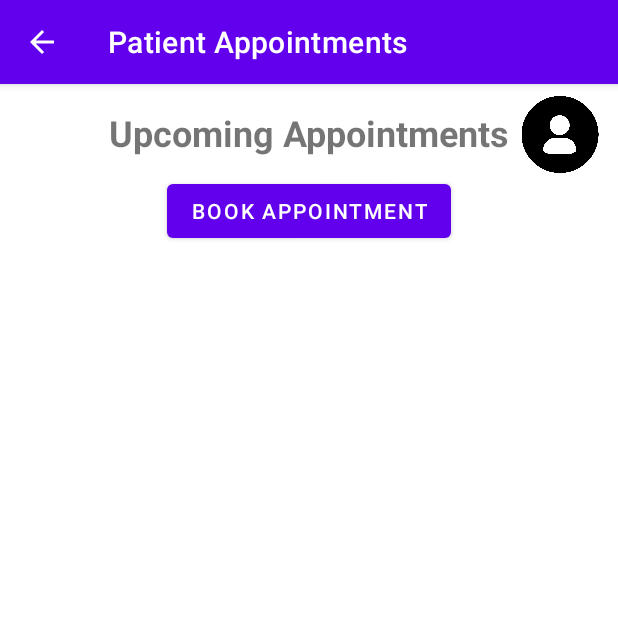
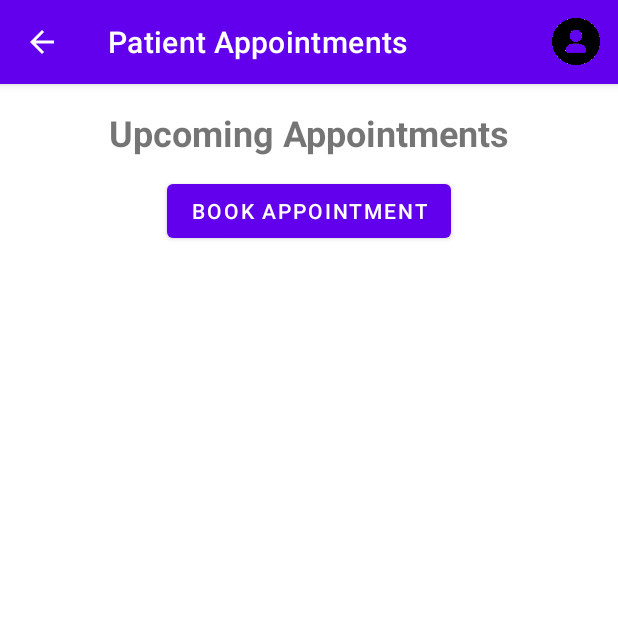
Before and after one commit to henryinqz/Medica, an Android app: the PatientAppointmentsViewActivity screen opened directly, with no data from a screen before it, on a phone screen of 412 x 824 dp, the top half of it. Run offline under Robolectric (Android 15) with nearby library versions, the phone set to English and light mode, and no system bars; our stand-ins replace Firebase (no records; nobody signed in at launch, a user with empty details on screens opened directly).

Commit message:
Added patient profile icon at top right of bar.

```diff
--- a/app/src/main/AndroidManifest.xml
+++ b/app/src/main/AndroidManifest.xml
@@ -11,7 +11,7 @@
         android:theme="@style/Theme.MedicalClinicSchedulingApp">
         <activity
             android:name=".Activities.PatientProfileViewActivity"
-            android:exported="true" />
+            android:parentActivityName=".Activities.PatientProfileViewActivity" />
         <activity
             android:name=".Activities.DoctorViewAvailableTimeSlotsActivity"
             android:exported="true"
--- a/app/src/main/java/com/example/medical_clinic_scheduling_app/Activities/PatientAppointmentsViewActivity.java
+++ b/app/src/main/java/com/example/medical_clinic_scheduling_app/Activities/PatientAppointmentsViewActivity.java
@@ -7,6 +7,9 @@ import androidx.appcompat.app.AppCompatActivity;
 import android.content.Intent;
 import android.os.Build;
 import android.os.Bundle;
+import android.view.Menu;
+import android.view.MenuInflater;
+import android.view.MenuItem;
 import android.view.View;
 import android.widget.ArrayAdapter;
 import android.widget.ListView;
@@ -91,8 +94,20 @@ public class PatientAppointmentsViewActivity extends AppCompatActivity {
         Intent intent = new Intent(this, BookYourAppointmentMainActivity.class);
         startActivity(intent);
     }
-    public void onProfileBtnClicked (View view){
-        Intent intent = new Intent(this, PatientProfileViewActivity.class);
-        startActivity(intent);
+
+    @Override
+    public boolean onCreateOptionsMenu(Menu menu){
+        MenuInflater inflater = getMenuInflater();
+        inflater.inflate(R.menu.profile_menu, menu);
+        return true;
+    }
+    @Override
+    public boolean onOptionsItemSelected(@NonNull MenuItem item) {
+        switch (item.getItemId()){
+            case R.id.profile_icon:
+                startActivity(new Intent(getApplicationContext(), PatientProfileViewActivity.class));
+                return true;
+        }
+        return super.onOptionsItemSelected(item);
     }
 }
--- a/app/src/main/java/com/example/medical_clinic_scheduling_app/Activities/PatientProfileViewActivity.java
+++ b/app/src/main/java/com/example/medical_clinic_scheduling_app/Activities/PatientProfileViewActivity.java
@@ -3,6 +3,8 @@ package com.example.medical_clinic_scheduling_app.Activities;
 import androidx.appcompat.app.AppCompatActivity;
 
 import android.os.Bundle;
+import android.view.Menu;
+import android.view.MenuInflater;
 import android.widget.ListView;
 
 import com.example.medical_clinic_scheduling_app.R;
--- a/app/src/main/res/layout/activity_patient_appointments_view.xml
+++ b/app/src/main/res/layout/activity_patient_appointments_view.xml
@@ -39,17 +39,4 @@
         app:layout_constraintStart_toStartOf="parent"
         app:layout_constraintTop_toTopOf="parent" />
 
-    <ImageButton
-        android:id="@+id/patientProfileButton"
-        android:layout_width="61dp"
-        android:layout_height="51dp"
-        android:layout_marginTop="8dp"
-        android:layout_marginEnd="8dp"
-        android:background="#0000"
-        android:onClick="onProfileBtnClicked"
-        android:scaleType="fitCenter"
-        app:layout_constraintEnd_toEndOf="parent"
-        app:layout_constraintTop_toTopOf="parent"
-        app:srcCompat="@drawable/profile" />
-
 </androidx.constraintlayout.widget.ConstraintLayout>
--- /dev/null
+++ b/app/src/main/res/menu/profile_menu.xml
@@ -0,0 +1,19 @@
+<?xml version="1.0" encoding="utf-8"?>
+<menu xmlns:android="http://schemas.android.com/apk/res/android"
+    xmlns:app="http://schemas.android.com/apk/res-auto">
+    <item
+        android:id="@+id/profile_icon"
+        android:icon="@drawable/profile"
+        android:title="Profile"
+        app:showAsAction="ifRoom">
+        <!--
+        <menu>
+            <item
+                android:title="Subitem"
+                android:id="@+id/subitem">
+            </item>
+        </menu>
+        -->
+    </item>
+
+</menu>
```
